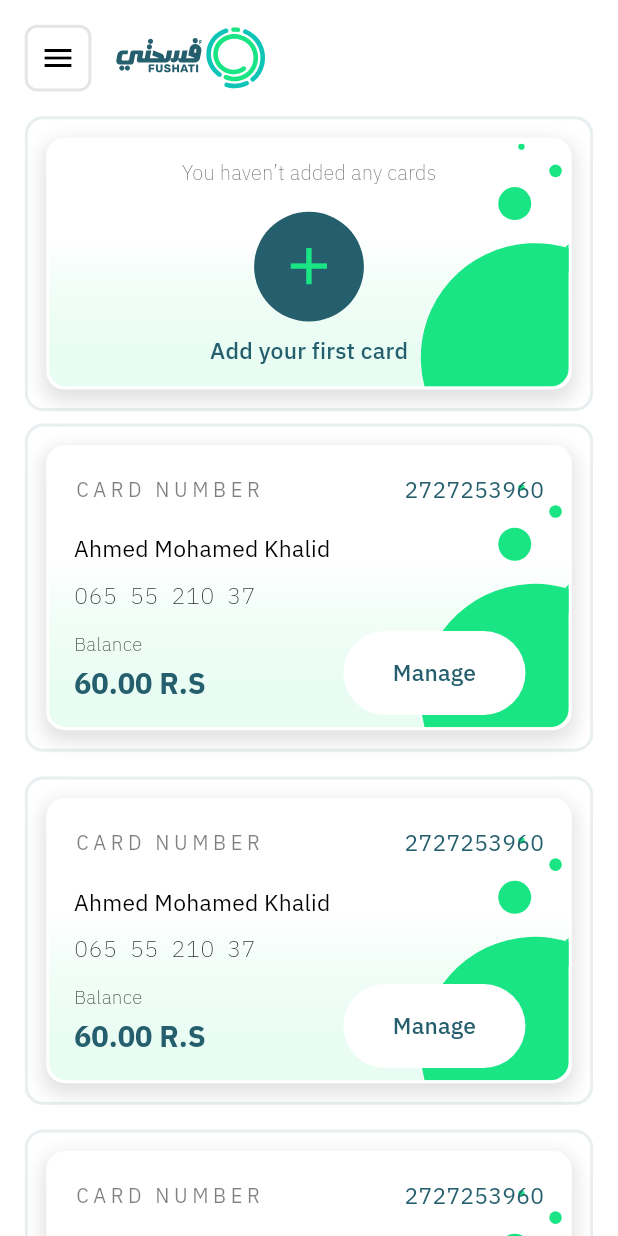
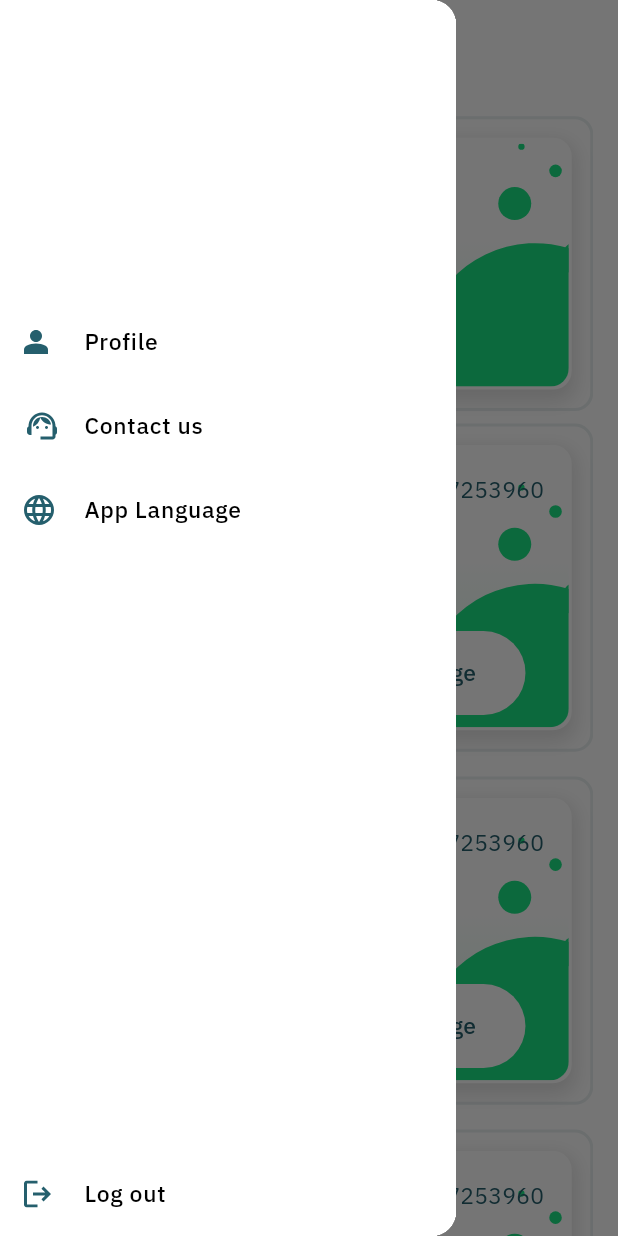
Before and after one commit to Mohamed-Ahmed-Salah/fushati, a Flutter app: the HomeView screen opened by its route, with the side drawer open (before the commit the screen has no drawer), on a phone screen of 412 x 824 dp. Run offline on Flutter 3.47's test engine with Material 3 defaults, Android fonts, the phone set to English and light mode, and no system bars; our stand-ins replace bloc, country_code_picker, dartz, dio, equatable, flutter_bloc and 9 more; missing offline and left inert: mesh_gradient, pay; accounts and stored records are empty; generated files the repository leaves out were written again.

Commit message:
side menu

```diff
--- a/lib/core/res/media.dart
+++ b/lib/core/res/media.dart
@@ -18,6 +18,15 @@ abstract class Media {
   static const boltSvg = "$_baseSvg/electric_bolt.svg";
   static const deleteSvg = "$_baseSvg/delete.svg";
 
+  static const logoutSvg = "$_baseSvg/logout.svg";
+  static const contactSvg = "$_baseSvg/support_agent.svg";
+  static const profileSvg = "$_baseSvg/person.svg";
+  static const languageSvg = "$_baseSvg/language.svg";
+
+  static const successSvg = "$_baseSvg/card_success.svg";
+  static const warningSvg = "$_baseSvg/card_warning.svg";
+  static const deleteCardSvg = "$_baseSvg/delete_card.svg";
+
 
 
   static const splashLottie = "$_baseLottie/splash.json";
--- a/lib/core/utils/constants/text_constants.dart
+++ b/lib/core/utils/constants/text_constants.dart
@@ -4,6 +4,7 @@ abstract class TextConstants {
   static const String starterLangCode = "en";
   static const String font = "Sans-Arabic";
 
+  static const whatsAppPhoneNumber = "";
   static const closeEn = "Close";
   static const closeAr = "اغلق";
 
--- a/lib/l10n/app_ar.arb
+++ b/lib/l10n/app_ar.arb
@@ -67,7 +67,13 @@
   "transactionHistory": "تاريخ المعاملات",
   "credited": "ايداع" ,
   "debited": "خصم" ,
-  "viewAll": "عرض الكل"
+  "viewAll": "عرض الكل",
+  "logOut":"تسجيل خروج",
+  "contactUs":"اتصل بنا",
+"appLanguage":"لغة التطبيق",
+"transHistory":"تاريخ المعاملات",
+"profile":"الحساب الشخصي"
+
 
 
 
--- a/lib/l10n/app_en.arb
+++ b/lib/l10n/app_en.arb
@@ -65,7 +65,14 @@
 "transactionHistory":"Transaction history",
 "credited":"Credited",
 "debited":"debited",
-"viewAll":"View all"
+"viewAll":"View all",
+"logOut":"Log out",
+"contactUs":"Contact us",
+
+"appLanguage":"App Language",
+"transHistory":"Trans History",
+"profile":"Profile"
+
 
 
 
--- a/lib/src/home/presentation/views/home_view.dart
+++ b/lib/src/home/presentation/views/home_view.dart
@@ -1,6 +1,7 @@
 import 'package:flutter/material.dart';
 import 'package:flutter_svg/flutter_svg.dart';
 import 'package:fushati/core/common/widgets/custome_appbar.dart';
+import 'package:fushati/src/home/presentation/widgets/custom_drawer.dart';
 import 'package:go_router/go_router.dart';
 import 'package:responsive_sizer/responsive_sizer.dart';
 import 'package:flutter_gen/gen_l10n/app_localizations.dart';
@@ -22,8 +23,12 @@ class HomeView extends StatelessWidget {
 
   @override
   Widget build(BuildContext context) {
+    final GlobalKey<ScaffoldState> _scaffoldKey = GlobalKey<ScaffoldState>();
+
     return Scaffold(
-      appBar: const CustomHomeAppBar(),
+      key: _scaffoldKey,
+      appBar:  CustomHomeAppBar(drawerKey: _scaffoldKey,),
+      drawer: const CustomDrawer(),
       body: SafeArea(
         child: Padding(
           padding: EdgeInsets.symmetric(
--- /dev/null
+++ b/lib/src/home/presentation/widgets/custom_drawer.dart
@@ -0,0 +1,99 @@
+import 'package:flutter/material.dart';
+import 'package:flutter_bloc/flutter_bloc.dart';
+import 'package:flutter_svg/flutter_svg.dart' hide Cache;
+import 'package:fushati/core/res/styles/colours.dart';
+
+import 'package:go_router/go_router.dart';
+import 'package:responsive_sizer/responsive_sizer.dart';
+import 'package:flutter_gen/gen_l10n/app_localizations.dart';
+import 'package:url_launcher/url_launcher_string.dart';
+
+import '../../../../core/common/app/cache_helper.dart';
+import '../../../../core/res/media.dart';
+import '../../../../core/services/injection_container.dart';
+import '../../../../core/utils/constants/text_constants.dart';
+import '../../../app_language/presentation/views/app_language.dart';
+import '../../../auth/presentation/views/login_view.dart';
+
+class CustomDrawer extends StatelessWidget {
+  const CustomDrawer({super.key});
+
+  @override
+  Widget build(BuildContext context) {
+    return Drawer(
+      child: SafeArea(
+        child: Container(
+          color: Colours.whiteColor,
+          child: Column(
+            mainAxisSize: MainAxisSize.max,
+            children: [
+              const Spacer(),
+              CustomListTile(
+                onTap: () {
+                  // context.push(ProfileView.path);
+                },
+                leading: SvgPicture.asset(Media.profileSvg),
+                title: AppLocalizations.of(context)!.profile,
+              ),
+              CustomListTile(
+                onTap: () async {
+                  final phoneNumberCode =
+                      TextConstants.whatsAppPhoneNumber.replaceAll('+', '');
+                  await launchUrlString('https://wa.me/$phoneNumberCode');
+                },
+                leading: SvgPicture.asset(Media.contactSvg),
+                title: (AppLocalizations.of(context)!.contactUs),
+              ),
+              CustomListTile(
+                onTap: () {
+                  context.push(AppLanguageView.path);
+                },
+                leading: SvgPicture.asset(Media.languageSvg),
+                title: AppLocalizations.of(context)!.appLanguage,
+              ),
+              const Spacer(
+                flex: 2,
+              ),
+              CustomListTile(
+                onTap: () async {
+                  final cacheHelper = sl<CacheHelper>();
+                  await cacheHelper.logout();
+                  // await resetAll();
+                  context.go(LoginView.path);
+                },
+                leading: SvgPicture.asset(Media.logoutSvg),
+                title: (AppLocalizations.of(context)!.logOut),
+              ),
+            ],
+          ),
+        ),
+      ),
+    );
+  }
+}
+
+class CustomListTile extends StatelessWidget {
+  final String title;
+  final Widget leading;
+  final Function() onTap;
+
+  const CustomListTile(
+      {super.key,
+      required this.title,
+      required this.leading,
+      required this.onTap});
+
+  @override
+  Widget build(BuildContext context) {
+    return ListTile(
+      onTap: onTap,
+      leading: leading,
+      title: Text(
+        title,
+        style: const TextStyle(fontWeight: FontWeight.w500),
+        overflow: TextOverflow.ellipsis,
+        maxLines: 2,
+      ),
+    );
+  }
+}
--- a/lib/src/home/presentation/widgets/home_appbar.dart
+++ b/lib/src/home/presentation/widgets/home_appbar.dart
@@ -10,8 +10,11 @@ import '../../../../core/res/media.dart';
 import '../../../../core/res/styles/colours.dart';
 import '../../../../core/res/theme/app_theme.dart';
 import '../../../../core/utils/constants/size_constatnts.dart';
+
 class CustomHomeAppBar extends StatelessWidget implements PreferredSizeWidget {
-  const CustomHomeAppBar({super.key});
+  final GlobalKey<ScaffoldState> drawerKey;
+
+  const CustomHomeAppBar({super.key, required this.drawerKey});
 
   @override
   Widget build(BuildContext context) {
@@ -22,7 +25,11 @@ class CustomHomeAppBar extends StatelessWidget implements PreferredSizeWidget {
             vertical: SizeConst.verticalPadding),
         child: Row(
           children: [
-            Container(
+            GestureDetector(
+              onTap: () {
+                drawerKey.currentState?.openDrawer();
+              },
+              child: Container(
                 padding: EdgeInsets.all(2.w),
                 decoration: BoxDecoration(
                     border: Border.all(
@@ -30,6 +37,7 @@ class CustomHomeAppBar extends StatelessWidget implements PreferredSizeWidget {
                     borderRadius: BorderRadius.all(Radius.circular(2.w))),
                 child: const Icon(
                   Media.menuIcon,
+                ),
               ),
             ),
             SizedBox(
--- a/lib/src/splash/presentation/app/app_redirection_bloc/app_redirection_bloc.dart
+++ b/lib/src/splash/presentation/app/app_redirection_bloc/app_redirection_bloc.dart
@@ -2,6 +2,7 @@ import 'package:equatable/equatable.dart';
 import 'package:flutter/material.dart';
 import 'package:flutter/scheduler.dart';
 import 'package:flutter_bloc/flutter_bloc.dart';
+import 'package:fushati/src/home/presentation/views/home_view.dart';
 import 'package:mesh_gradient/mesh_gradient.dart';
 
 import '../../../../../core/common/app/cache_helper.dart';
@@ -78,7 +79,7 @@ class AppRedirectionBloc
       getData(context);
       // Wrap Navigator with SchedulerBinding to wait for rendering state before navigating
       SchedulerBinding.instance.addPostFrameCallback((_) {
-        router.go(LoginView.path);
+        router.go(HomeView.path);
       });
     }
   }
--- a/pubspec.yaml
+++ b/pubspec.yaml
@@ -54,6 +54,7 @@ dependencies:
   flutter_moving_background: ^0.0.5
   country_code_picker: ^3.0.0
   lottie: ^3.1.2
+  url_launcher: ^6.2.6
 
   moyasar:
     path: packages/moyasar-2.0.8
```
Also changed, not shown: assets/svg/card_sucess.svg (added), assets/svg/card_warning.svg (added), assets/svg/delete_card.svg (added), assets/svg/language.svg (added), assets/svg/logout.svg (added), assets/svg/person.svg (added), assets/svg/support_agent.svg (added), pubspec.lock. Lines whose indentation alone changed are shown as unchanged.
